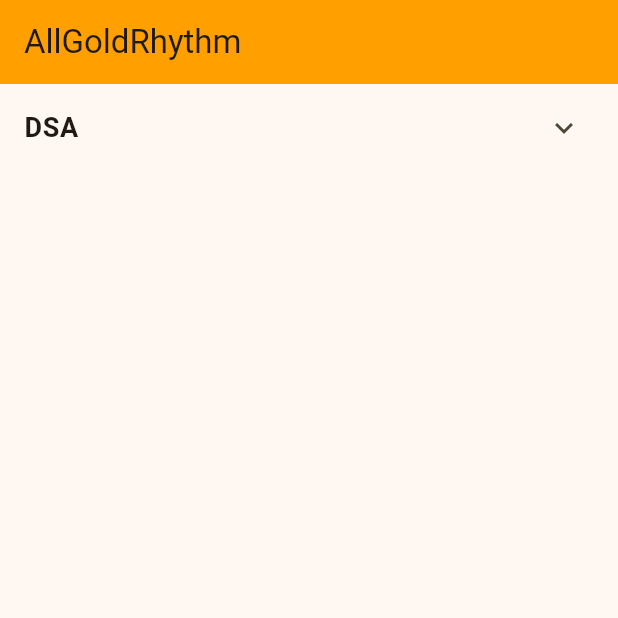
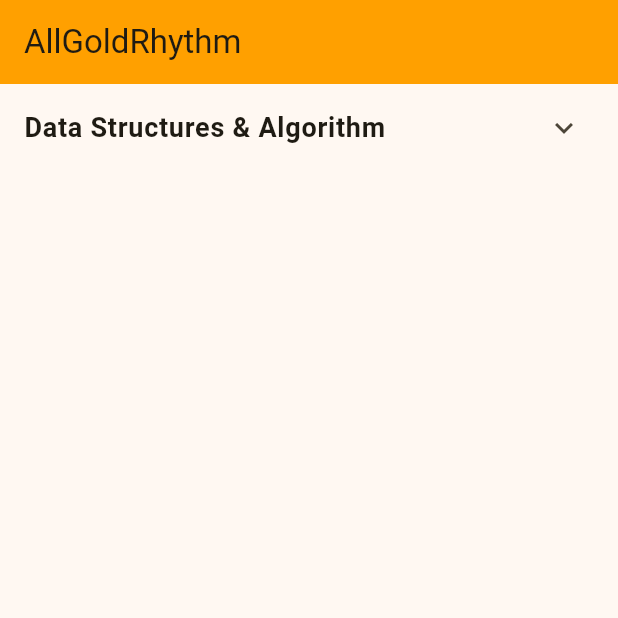
Before and after one commit to rakadityas/allgoldrhythm, a Flutter app: the screen it shows after launch, on a phone screen of 412 x 824 dp, the top half of it. Run offline on Flutter 3.47's test engine with Material 3 defaults, Android fonts, the phone set to English and light mode, and no system bars; our stand-ins replace animated_text_kit.

Commit message:
feat(naming): update DSA names

```diff
--- a/lib/data/algorithm_data.dart
+++ b/lib/data/algorithm_data.dart
@@ -6,7 +6,7 @@ class AlgorithmData {
       Algorithm(
         id: 'two_pointers',
         name: 'Two Pointers',
-        category: 'DSA',
+        category: 'Data Structures & Algorithm',
         description: 'Two pointers is a technique where two pointers iterate through a data structure. '
             'It is often used to search for pairs in a sorted array or linked list, '
             'with O(n) time complexity and O(1) space complexity.',
@@ -322,7 +322,7 @@ class AlgorithmData {
       Algorithm(
         id: 'sliding_window',
         name: 'Sliding Window',
-        category: 'DSA',
+        category: 'Data Structures & Algorithm',
         description: 'Sliding Window is a computational technique that aims to reduce the use of nested loops '
             'and replace it with a single loop, thereby reducing the time complexity.',
         steps: [
--- a/pubspec.yaml
+++ b/pubspec.yaml
@@ -1,5 +1,5 @@
 name: allgoldrhythm
-description: "A DSA visualization app for learning algorithms."
+description: "A Data Structures & Algorithm visualization app for learning algorithms."
 # The following line prevents the package from being accidentally published to
 # pub.dev using `flutter pub publish`. This is preferred for private packages.
 publish_to: 'none' # Remove this line if you wish to publish to pub.dev
```
Also changed, not shown: 1 other file.
